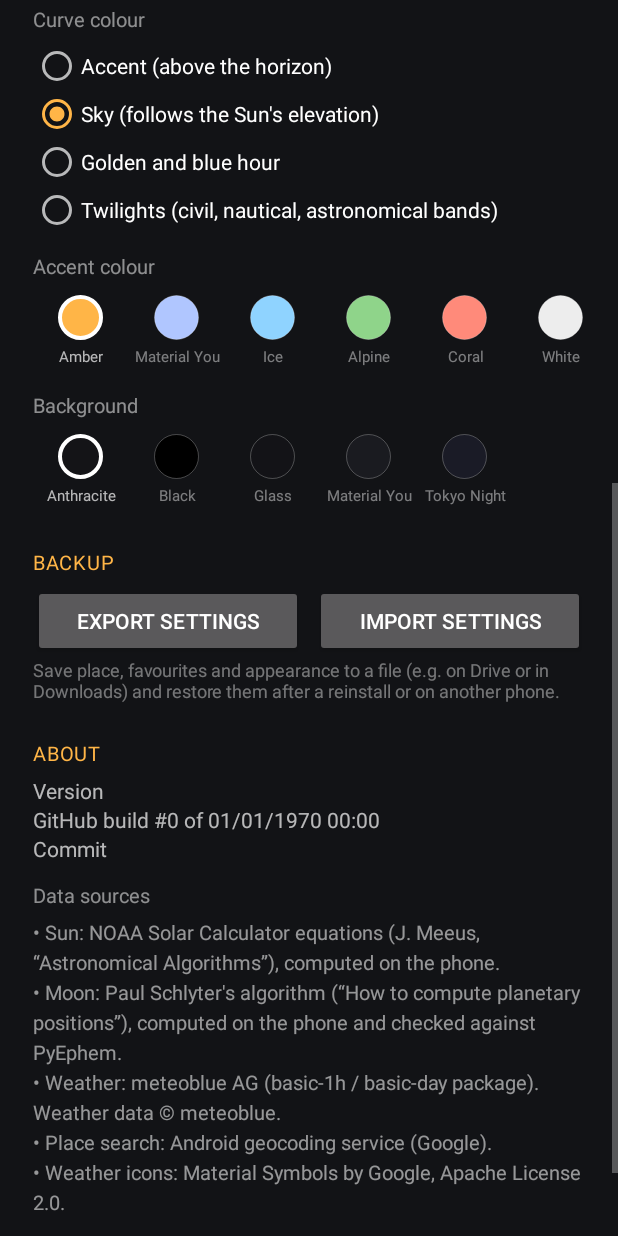
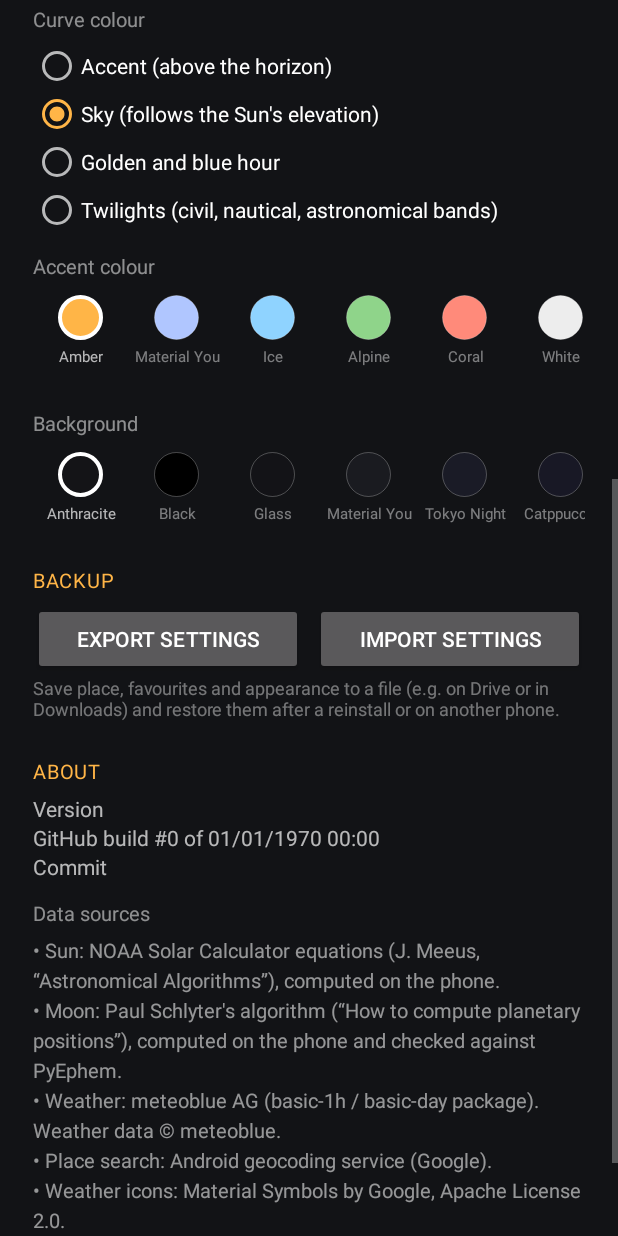
Before and after one commit to dermatoid-collab/SUNW-RM, an Android app: the SettingsActivity screen opened directly, with no data from a screen before it, scrolled down 576 dp, on a phone screen of 412 x 824 dp. Run offline under Robolectric (Android 15) with nearby library versions, the phone set to English and light mode, and no system bars.

Commit message:
Appearance: four new backgrounds and five new accents
Backgrounds (with matching text, page/card colours and a sky ramp for the
curve drawn from each palette): Catppuccin Mocha, Nord, Dracula, Rosé
Pine. Accents: Catppuccin mauve, Nord frost, Dracula pink, Rosé Pine
rose, Peach Fuzz (Pantone 2024). Accent and background stay independent
and combine freely; a test checks every combination.

Co-Authored-By: Claude Opus 5.5 <noreply@anthropic.com>
Claude-Session: https://claude.ai/code/session_019kaKQp8xHZEEY8T33MLszN

```diff
--- a/app/src/main/java/it/sunw/widget/Appearance.kt
+++ b/app/src/main/java/it/sunw/widget/Appearance.kt
@@ -27,7 +27,14 @@ enum class Accent(val key: String, val label: Int, private val color: Int?) {
     CORAL("coral", R.string.accent_coral, 0xFFFF8A7A.toInt()),
     WHITE("white", R.string.accent_white, 0xFFEDEDED.toInt()),
     TOKYO_YELLOW("tokyo_yellow", R.string.accent_tokyo_yellow, 0xFFE0AF68.toInt()),
-    TOKYO_BLUE("tokyo_blue", R.string.accent_tokyo_blue, 0xFF7AA2F7.toInt());
+    TOKYO_BLUE("tokyo_blue", R.string.accent_tokyo_blue, 0xFF7AA2F7.toInt()),
+    CATPPUCCIN_MAUVE("catppuccin_mauve", R.string.accent_catppuccin_mauve, 0xFFCBA6F7.toInt()),
+    NORD_FROST("nord_frost", R.string.accent_nord_frost, 0xFF88C0D0.toInt()),
+    DRACULA_PINK("dracula_pink", R.string.accent_dracula_pink, 0xFFFF79C6.toInt()),
+    ROSE_PINE("rose_pine", R.string.accent_rose_pine, 0xFFEBBCBA.toInt()),
+
+    /** Pantone colour of the year 2024. */
+    PEACH_FUZZ("peach_fuzz", R.string.accent_peach_fuzz, 0xFFFFBE98.toInt());
 
     fun resolve(context: Context): Int = color
         ?: if (Build.VERSION.SDK_INT >= 31) context.getColor(android.R.color.system_accent1_200) else AMBER.color!!
@@ -39,7 +46,11 @@ enum class Theme(val key: String, val label: Int) {
     BLACK("black", R.string.theme_black),
     GLASS("glass", R.string.theme_glass),
     MATERIAL_YOU("material_you", R.string.material_you),
-    TOKYO_NIGHT("tokyo_night", R.string.theme_tokyo_night);
+    TOKYO_NIGHT("tokyo_night", R.string.theme_tokyo_night),
+    CATPPUCCIN("catppuccin", R.string.theme_catppuccin),
+    NORD("nord", R.string.theme_nord),
+    DRACULA("dracula", R.string.theme_dracula),
+    ROSE_PINE("rose_pine", R.string.theme_rose_pine);
 
     /** Rounded (system radius) and square-ish (1×1 "big") background drawables. */
     val background: Int
@@ -49,6 +60,10 @@ enum class Theme(val key: String, val label: Int) {
             GLASS -> R.drawable.widget_bg_glass
             MATERIAL_YOU -> R.drawable.widget_background
             TOKYO_NIGHT -> R.drawable.widget_bg_tokyo
+            CATPPUCCIN -> R.drawable.widget_bg_catppuccin
+            NORD -> R.drawable.widget_bg_nord
+            DRACULA -> R.drawable.widget_bg_dracula
+            ROSE_PINE -> R.drawable.widget_bg_rose_pine
         }
     val backgroundSquare: Int
         get() = when (this) {
@@ -57,6 +72,10 @@ enum class Theme(val key: String, val label: Int) {
             GLASS -> R.drawable.widget_bg_square_glass
             MATERIAL_YOU -> R.drawable.widget_background_tiny
             TOKYO_NIGHT -> R.drawable.widget_bg_square_tokyo
+            CATPPUCCIN -> R.drawable.widget_bg_square_catppuccin
+            NORD -> R.drawable.widget_bg_square_nord
+            DRACULA -> R.drawable.widget_bg_square_dracula
+            ROSE_PINE -> R.drawable.widget_bg_square_rose_pine
         }
 }
 
@@ -145,6 +164,41 @@ class AppearanceStore(private val context: Context) {
                 sky = TOKYO_SKY, blueHour = 0xFF7AA2F7.toInt(), goldenHour = 0xFFFF9E64.toInt(),
                 highSun = 0xFFE0AF68.toInt(), twilightBand = 0xFF7AA2F7.toInt(),
             )
+            // Catppuccin Mocha: crust page, mantle widget, base cards.
+            Theme.CATPPUCCIN -> Palette(
+                curveStyle, theme, accent,
+                background = 0xFF181825.toInt(), text = 0xFFCDD6F4.toInt(), textSecondary = 0xFFA6ADC8.toInt(),
+                dim = 0xFF6C7086.toInt(), pageBackground = 0xFF11111B.toInt(), cardBackground = 0xFF1E1E2E.toInt(),
+                sky = sky(0xFF313244, 0xFF45475A, 0xFF89B4FA, 0xFFCBA6F7, 0xFFF38BA8, 0xFFFAB387, 0xFFF9E2AF, 0xFFF5E0DC),
+                blueHour = 0xFF89B4FA.toInt(), goldenHour = 0xFFFAB387.toInt(),
+                highSun = 0xFFF9E2AF.toInt(), twilightBand = 0xFFB4BEFE.toInt(),
+            )
+            // Nord: Polar Night backgrounds, Snow Storm text, Frost and Aurora for the sky.
+            Theme.NORD -> Palette(
+                curveStyle, theme, accent,
+                background = 0xFF2E3440.toInt(), text = 0xFFECEFF4.toInt(), textSecondary = 0xFFB4BCCB.toInt(),
+                dim = 0xFF4C566A.toInt(), pageBackground = 0xFF242933.toInt(), cardBackground = 0xFF3B4252.toInt(),
+                sky = sky(0xFF3B4252, 0xFF434C5E, 0xFF5E81AC, 0xFFB48EAD, 0xFFBF616A, 0xFFD08770, 0xFFEBCB8B, 0xFFECEFF4),
+                blueHour = 0xFF81A1C1.toInt(), goldenHour = 0xFFD08770.toInt(),
+                highSun = 0xFFEBCB8B.toInt(), twilightBand = 0xFF88C0D0.toInt(),
+            )
+            Theme.DRACULA -> Palette(
+                curveStyle, theme, accent,
+                background = 0xFF282A36.toInt(), text = 0xFFF8F8F2.toInt(), textSecondary = 0xFFBFC1D3.toInt(),
+                dim = 0xFF6272A4.toInt(), pageBackground = 0xFF21222C.toInt(), cardBackground = 0xFF2F3241.toInt(),
+                sky = sky(0xFF343746, 0xFF44475A, 0xFF6272A4, 0xFFBD93F9, 0xFFFF79C6, 0xFFFFB86C, 0xFFF1FA8C, 0xFFF8F8F2),
+                blueHour = 0xFF8BE9FD.toInt(), goldenHour = 0xFFFFB86C.toInt(),
+                highSun = 0xFFF1FA8C.toInt(), twilightBand = 0xFFBD93F9.toInt(),
+            )
+            // Rosé Pine (main variant).
+            Theme.ROSE_PINE -> Palette(
+                curveStyle, theme, accent,
+                background = 0xFF191724.toInt(), text = 0xFFE0DEF4.toInt(), textSecondary = 0xFF908CAA.toInt(),
+                dim = 0xFF6E6A86.toInt(), pageBackground = 0xFF12101B.toInt(), cardBackground = 0xFF1F1D2E.toInt(),
+                sky = sky(0xFF26233A, 0xFF31748F, 0xFF9CCFD8, 0xFFC4A7E7, 0xFFEB6F92, 0xFFEBBCBA, 0xFFF6C177, 0xFFE0DEF4),
+                blueHour = 0xFF9CCFD8.toInt(), goldenHour = 0xFFEB6F92.toInt(),
+                highSun = 0xFFF6C177.toInt(), twilightBand = 0xFFC4A7E7.toInt(),
+            )
             else -> {
                 val (bg, text, secondary) = when (theme) {
                     Theme.MATERIAL_YOU -> Triple(
@@ -183,6 +237,10 @@ class AppearanceStore(private val context: Context) {
             15.0 to 0xFFFFC85A.toInt(), 30.0 to 0xFFFFE9A8.toInt(),
         )
 
+        /** Sky ramp at the usual elevations (−18° … 30°) from eight theme colours. */
+        private fun sky(vararg colors: Long): List<Pair<Double, Int>> =
+            listOf(-18.0, -12.0, -6.0, -2.0, 1.0, 6.0, 15.0, 30.0).zip(colors.map { it.toInt() })
+
         /** The same progression drawn from the Tokyo Night palette. */
         private val TOKYO_SKY = listOf(
             -18.0 to 0xFF3B4261.toInt(), -12.0 to 0xFF414868.toInt(), -6.0 to 0xFF7AA2F7.toInt(),
--- /dev/null
+++ b/app/src/main/res/drawable/widget_bg_catppuccin.xml
@@ -0,0 +1,5 @@
+<?xml version="1.0" encoding="utf-8"?>
+<shape xmlns:android="http://schemas.android.com/apk/res/android" android:shape="rectangle">
+    <corners android:radius="@dimen/widget_radius" />
+    <solid android:color="#FF181825" />
+</shape>
--- /dev/null
+++ b/app/src/main/res/drawable/widget_bg_dracula.xml
@@ -0,0 +1,5 @@
+<?xml version="1.0" encoding="utf-8"?>
+<shape xmlns:android="http://schemas.android.com/apk/res/android" android:shape="rectangle">
+    <corners android:radius="@dimen/widget_radius" />
+    <solid android:color="#FF282A36" />
+</shape>
--- /dev/null
+++ b/app/src/main/res/drawable/widget_bg_nord.xml
@@ -0,0 +1,5 @@
+<?xml version="1.0" encoding="utf-8"?>
+<shape xmlns:android="http://schemas.android.com/apk/res/android" android:shape="rectangle">
+    <corners android:radius="@dimen/widget_radius" />
+    <solid android:color="#FF2E3440" />
+</shape>
--- /dev/null
+++ b/app/src/main/res/drawable/widget_bg_rose_pine.xml
@@ -0,0 +1,5 @@
+<?xml version="1.0" encoding="utf-8"?>
+<shape xmlns:android="http://schemas.android.com/apk/res/android" android:shape="rectangle">
+    <corners android:radius="@dimen/widget_radius" />
+    <solid android:color="#FF191724" />
+</shape>
--- /dev/null
+++ b/app/src/main/res/drawable/widget_bg_square_catppuccin.xml
@@ -0,0 +1,6 @@
+<?xml version="1.0" encoding="utf-8"?>
+<!-- 1×1 "big" style: squarer corners. -->
+<shape xmlns:android="http://schemas.android.com/apk/res/android" android:shape="rectangle">
+    <corners android:radius="8dp" />
+    <solid android:color="#FF181825" />
+</shape>
--- /dev/null
+++ b/app/src/main/res/drawable/widget_bg_square_dracula.xml
@@ -0,0 +1,6 @@
+<?xml version="1.0" encoding="utf-8"?>
+<!-- 1×1 "big" style: squarer corners. -->
+<shape xmlns:android="http://schemas.android.com/apk/res/android" android:shape="rectangle">
+    <corners android:radius="8dp" />
+    <solid android:color="#FF282A36" />
+</shape>
--- /dev/null
+++ b/app/src/main/res/drawable/widget_bg_square_nord.xml
@@ -0,0 +1,6 @@
+<?xml version="1.0" encoding="utf-8"?>
+<!-- 1×1 "big" style: squarer corners. -->
+<shape xmlns:android="http://schemas.android.com/apk/res/android" android:shape="rectangle">
+    <corners android:radius="8dp" />
+    <solid android:color="#FF2E3440" />
+</shape>
--- /dev/null
+++ b/app/src/main/res/drawable/widget_bg_square_rose_pine.xml
@@ -0,0 +1,6 @@
+<?xml version="1.0" encoding="utf-8"?>
+<!-- 1×1 "big" style: squarer corners. -->
+<shape xmlns:android="http://schemas.android.com/apk/res/android" android:shape="rectangle">
+    <corners android:radius="8dp" />
+    <solid android:color="#FF191724" />
+</shape>
--- a/app/src/main/res/values/strings.xml
+++ b/app/src/main/res/values/strings.xml
@@ -82,6 +82,15 @@
     <string name="theme_black">Black</string>
     <string name="theme_glass">Glass</string>
     <string name="theme_tokyo_night">Tokyo Night</string>
+    <string name="accent_catppuccin_mauve">Catppuccin mauve</string>
+    <string name="accent_nord_frost">Nord frost</string>
+    <string name="accent_dracula_pink">Dracula pink</string>
+    <string name="accent_rose_pine">Rosé Pine</string>
+    <string name="accent_peach_fuzz">Peach Fuzz</string>
+    <string name="theme_catppuccin">Catppuccin</string>
+    <string name="theme_nord">Nord</string>
+    <string name="theme_dracula">Dracula</string>
+    <string name="theme_rose_pine">Rosé Pine</string>
     <string name="favorite_added">“%1$s” added to favourites</string>
     <string name="search_picked">Now in use on the widgets. Add it to your favourites?</string>
     <string name="add_to_favorites">Add to favourites</string>
```
Also changed, not shown: 2 other files.
